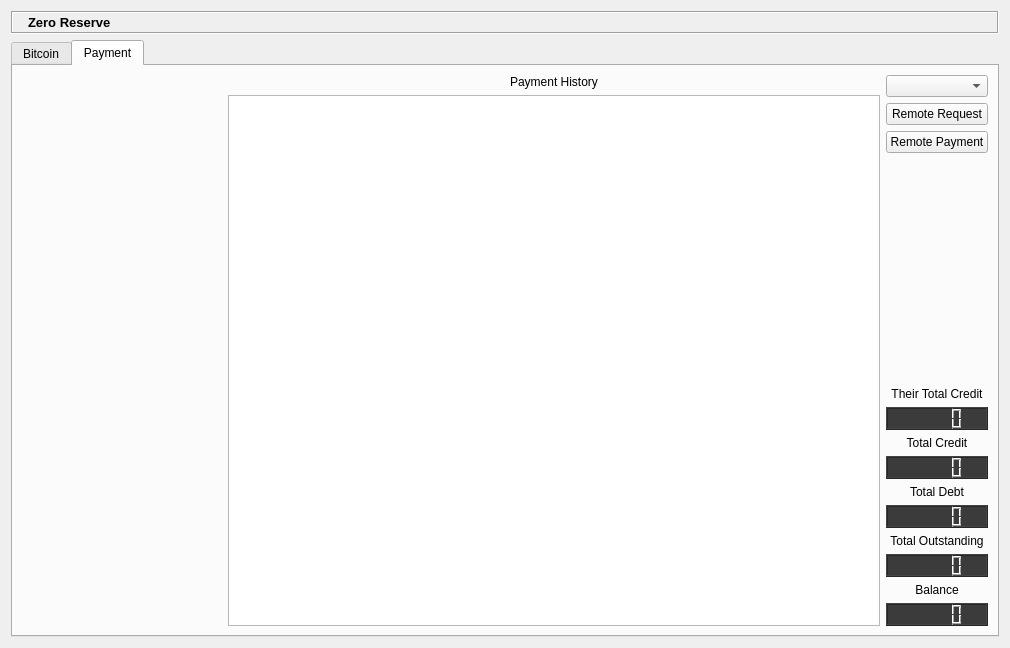
Old version of the form ZeroReserveDialog.ui in the repository zeroreserve/ZeroReserve.
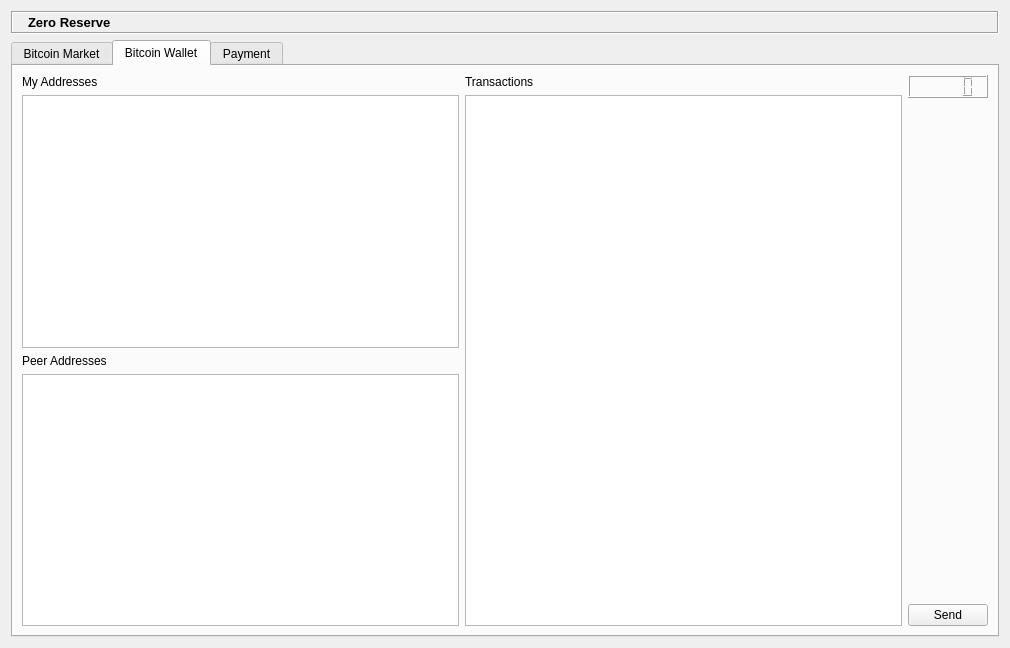
New version of the form. Icons and pictures are not drawn. Custom widgets are drawn as their Qt base class.

Commit message: Fixed invalidating of iterator issue

The edit to the form file:
```diff
--- a/ZeroReserveDialog.ui
+++ b/ZeroReserveDialog.ui
@@ -80,7 +80,7 @@
      </property>
      <widget class="QWidget" name="BitcoinTab">
       <attribute name="title">
-       <string>Bitcoin</string>
+       <string>Bitcoin Market</string>
       </attribute>
       <layout class="QVBoxLayout" name="verticalLayout_4">
        <item>
@@ -348,6 +348,78 @@
        </item>
       </layout>
      </widget>
+     <widget class="QWidget" name="BitcoinWalletTab">
+      <attribute name="title">
+       <string>Bitcoin Wallet</string>
+      </attribute>
+      <layout class="QHBoxLayout" name="BitcoinTabLayout">
+       <item>
+        <layout class="QVBoxLayout" name="BitcoinAddrLayout">
+         <item>
+          <widget class="QLabel" name="label_16">
+           <property name="text">
+            <string>My Addresses</string>
+           </property>
+          </widget>
+         </item>
+         <item>
+          <widget class="QTableView" name="MyAddresses"/>
+         </item>
+         <item>
+          <widget class="QLabel" name="label_17">
+           <property name="text">
+            <string>Peer Addresses</string>
+           </property>
+          </widget>
+         </item>
+         <item>
+          <widget class="QTableView" name="PeerAddresses"/>
+         </item>
+        </layout>
+       </item>
+       <item>
+        <layout class="QVBoxLayout" name="BitcoinTxLogLayout">
+         <item>
+          <widget class="QLabel" name="label_18">
+           <property name="text">
+            <string>Transactions</string>
+           </property>
+          </widget>
+         </item>
+         <item>
+          <widget class="QListView" name="btcTxList"/>
+         </item>
+        </layout>
+       </item>
+       <item>
+        <layout class="QVBoxLayout" name="BitcoinDisplayLayout">
+         <item>
+          <widget class="QLCDNumber" name="lcdNumber"/>
+         </item>
+         <item>
+          <spacer name="verticalSpacer_2">
+           <property name="orientation">
+            <enum>Qt::Vertical</enum>
+           </property>
+           <property name="sizeHint" stdset="0">
+            <size>
+             <width>20</width>
+             <height>40</height>
+            </size>
+           </property>
+          </spacer>
+         </item>
+         <item>
+          <widget class="QPushButton" name="BitcoinPaymentButton">
+           <property name="text">
+            <string>Send</string>
+           </property>
+          </widget>
+         </item>
+        </layout>
+       </item>
+      </layout>
+     </widget>
      <widget class="QWidget" name="PaymentTab">
       <attribute name="title">
        <string>Payment</string>
```
